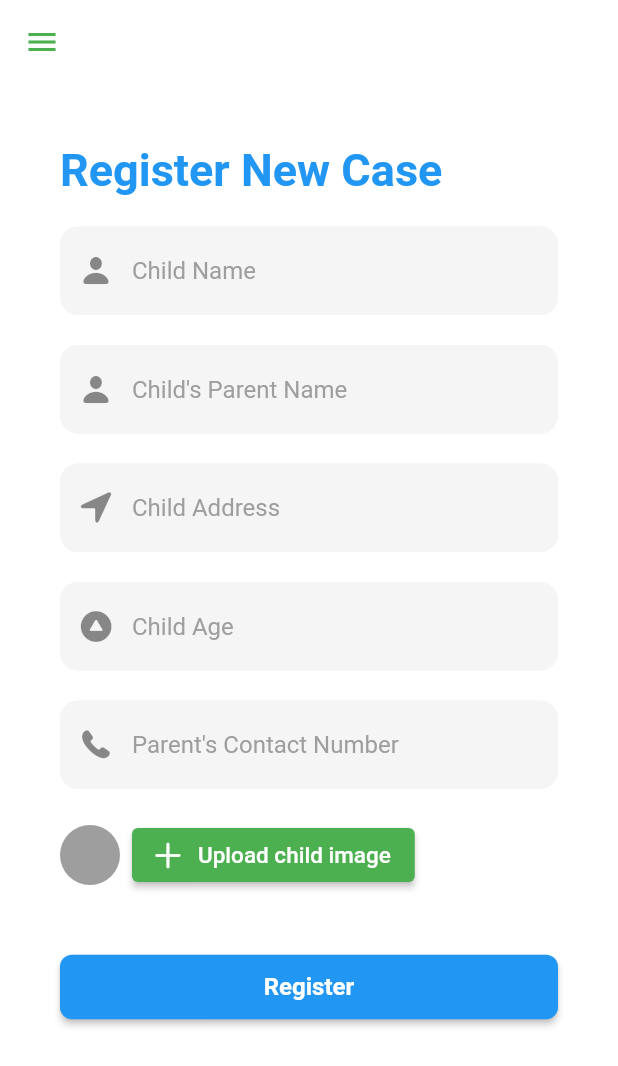
After one commit to MajorProject-Orphaned/MajorProj-Orphaned-Frontend, a Flutter app: the RegisterCaseScreen screen opened by its route, on a phone screen of 412 x 824 dp. The commit adds this screen. Shown: the top 1066 px of the screen. Run offline on Flutter 3.47's test engine with Material 2 defaults, Android fonts, the phone set to English and light mode, and no system bars; drawn by our look-alikes of animated_text_kit; our stand-ins replace firebase_auth, firebase_core, google_fonts, image_picker; accounts and stored records are empty.

Commit message:
added register case screen

```diff
--- a/lib/main.dart
+++ b/lib/main.dart
@@ -4,6 +4,7 @@ import 'package:flutter/material.dart';
 import './screens/login_screen.dart';
 import './screens/signup_screen.dart';
 import './screens/home_page.dart';
+import './screens/register_case.dart';
 import './widgets/app_drawer.dart';
 
 void main() async {
@@ -31,6 +32,7 @@ class MyApp extends StatelessWidget {
         HomePage.routeName: (ctx) => HomePage(),
         LoginScreen.routeName: (ctx) => LoginScreen(),
         SignupScreen.routeName: (ctx) => SignupScreen(),
+        RegisterCaseScreen.routeName: (ctx) => RegisterCaseScreen(),
       },
     );
   }
--- a/lib/screens/home_page.dart
+++ b/lib/screens/home_page.dart
@@ -3,6 +3,7 @@ import 'package:google_fonts/google_fonts.dart';
 import 'package:firebase_auth/firebase_auth.dart';
 import '../screens/login_screen.dart';
 import '../screens/signup_screen.dart';
+import '../screens/register_case.dart';
 import '../widgets/app_drawer.dart';
 
 class HomePage extends StatelessWidget {
@@ -65,7 +66,7 @@ class HomePage extends StatelessWidget {
                 height: 60,
                 onPressed: () {
                   _authInstance.currentUser != null
-                      ? Navigator.of(context).pushNamed(LoginScreen.routeName)
+                      ? Navigator.of(context).pushNamed(RegisterCaseScreen.routeName)
                       : Navigator.of(context).pushNamed(LoginScreen.routeName);
                 },
                 color: Theme.of(context).primaryColor,
--- /dev/null
+++ b/lib/screens/register_case.dart
@@ -0,0 +1,260 @@
+import 'dart:io';
+import 'package:animated_text_kit/animated_text_kit.dart';
+import 'package:image_picker/image_picker.dart';
+import 'package:flutter/material.dart';
+import 'package:flutter/cupertino.dart';
+import 'package:firebase_auth/firebase_auth.dart';
+import '../utils/widgets.dart';
+import '../widgets/app_drawer.dart';
+
+class RegisterCaseScreen extends StatefulWidget {
+  static const routeName = '/register-case';
+
+  @override
+  _RegisterCaseScreenState createState() => _RegisterCaseScreenState();
+}
+
+class _RegisterCaseScreenState extends State<RegisterCaseScreen> {
+  var _isLoading = false;
+  final _auth = FirebaseAuth.instance;
+  final _formKey = GlobalKey<FormState>();
+  String _childName = '';
+  String _childParentName = '';
+  String _childParentContact = '';
+  String _childAddress = '';
+  int _childAge;
+  File _childImage;
+  var _authInstance = FirebaseAuth.instance;
+
+    void _pickImage() async {
+    final pickedImageFile = await ImagePicker()
+        .pickImage(source: ImageSource.gallery);
+
+    setState(() {
+      _childImage = File(pickedImageFile.path);
+    });
+
+  }
+
+  @override
+  Widget build(BuildContext context) {
+    return GestureDetector(
+      onTap: () {
+        if (FocusScope.of(context).isFirstFocus) {
+          FocusScope.of(context).requestFocus(new FocusNode());
+        }
+      },
+      child: Scaffold(
+        appBar: _authInstance.currentUser == null
+            ? null
+            : AppBar(
+                backgroundColor: Colors.white,
+                shadowColor: Colors.transparent,
+                iconTheme: IconThemeData(color: Colors.green),
+              ),
+        drawer: _authInstance.currentUser == null ? null : AppDrawer(),
+        backgroundColor: Colors.white,
+        body: ListView(
+          shrinkWrap: true,
+          padding: const EdgeInsets.all(40.0),
+          children: [
+            SizedBox(
+              width: 250.0,
+              child: AnimatedTextKit(
+                animatedTexts: [
+                  TypewriterAnimatedText(
+                    "Register New Case",
+                    textStyle: TextStyle(
+                      color: Colors.blue,
+                      fontWeight: FontWeight.bold,
+                      fontSize: 30,
+                    ),
+                  ),
+                ],
+              ),
+            ),
+            SizedBox(height: 20),
+            Form(
+              key: _formKey,
+              child: Column(
+                children: [
+                  TextFormField(
+                    key: const ValueKey('childName'),
+                    validator: (value) {
+                      if (value.isEmpty) {
+                        return 'Please enter a valid name.';
+                      }
+                      return null;
+                    },
+                    textCapitalization: TextCapitalization.words,
+                    cursorColor: Theme.of(context).primaryColor,
+                    keyboardType: TextInputType.name,
+                    decoration: fieldDecoration(
+                      Icon(CupertinoIcons.person_fill),
+                      'Child Name',
+                    ),
+                    style: TextStyle(
+                      color: Theme.of(context).primaryColor,
+                    ),
+                    onSaved: (value) {
+                      _childName = value;
+                    },
+                  ),
+
+                  SizedBox(height: 20),
+
+                  TextFormField(
+                    key: const ValueKey('childParentName'),
+                    validator: (value) {
+                      if (value.isEmpty) {
+                        return 'Please enter a valid name.';
+                      }
+                      return null;
+                    },
+                    textCapitalization: TextCapitalization.words,
+                    cursorColor: Theme.of(context).primaryColor,
+                    keyboardType: TextInputType.name,
+                    decoration: fieldDecoration(
+                      Icon(CupertinoIcons.person_fill),
+                      'Child\'s Parent Name',
+                    ),
+                    style: TextStyle(
+                      color: Theme.of(context).primaryColor,
+                    ),
+                    onSaved: (value) {
+                      _childParentName = value;
+                    },
+                  ),
+
+                  SizedBox(height: 20),
+
+                  TextFormField(
+                    key: const ValueKey('childAddress'),
+                    validator: (value) {
+                      if (value.isEmpty) {
+                        return 'Please enter a valid address.';
+                      }
+                      return null;
+                    },
+                    textCapitalization: TextCapitalization.words,
+                    cursorColor: Theme.of(context).primaryColor,
+                    keyboardType: TextInputType.streetAddress,
+                    decoration: fieldDecoration(
+                      Icon(CupertinoIcons.location_fill),
+                      'Child Address',
+                    ),
+                    style: TextStyle(
+                      color: Theme.of(context).primaryColor,
+                    ),
+                    onSaved: (value) {
+                      _childAddress = value;
+                    },
+                  ),
+
+                  SizedBox(height: 20),
+
+                  TextFormField(
+                    key: const ValueKey('childAge'),
+                    validator: (value) {
+                      if (value as int < 0 || value as int > 100) {
+                        return 'Please enter a valid age.';
+                      }
+                      return null;
+                    },
+                    textCapitalization: TextCapitalization.words,
+                    cursorColor: Theme.of(context).primaryColor,
+                    keyboardType: TextInputType.number,
+                    decoration: fieldDecoration(
+                      Icon(CupertinoIcons.arrowtriangle_up_circle_fill),
+                      'Child Age',
+                    ),
+                    style: TextStyle(
+                      color: Theme.of(context).primaryColor,
+                    ),
+                    onSaved: (value) {
+                      _childAge = value as int;
+                    },
+                  ),
+
+                  SizedBox(height: 20),
+
+                  TextFormField(
+                    key: const ValueKey('childParentContact'),
+                    validator: (value) {
+                      if (value.length != 10) {
+                        return 'Please enter a valid contact number.';
+                      }
+                      return null;
+                    },
+                    textCapitalization: TextCapitalization.words,
+                    cursorColor: Theme.of(context).primaryColor,
+                    keyboardType: TextInputType.phone,
+                    decoration: fieldDecoration(
+                      Icon(CupertinoIcons.phone_fill),
+                      'Parent\'s Contact Number',
+                    ),
+                    style: TextStyle(
+                      color: Theme.of(context).primaryColor,
+                    ),
+                    onSaved: (value) {
+                      _childParentContact = value;
+                    },
+                  ),
+
+                  SizedBox(height: 20),
+
+                  // child image upload
+                  Row(
+                    children: [
+                      CircleAvatar(
+                        radius: 20,
+                        backgroundColor: Colors.grey,
+                        backgroundImage:
+                            _childImage != null ? FileImage(_childImage) : null,
+                      ),
+                      SizedBox(width: 8),
+                      ElevatedButton.icon(
+                        onPressed: _pickImage,
+                        icon: const Icon(CupertinoIcons.add,),
+                        style: ButtonStyle(
+                          backgroundColor: MaterialStateProperty.all<Color>(Colors.green),
+                        ),
+                        label: const Text('Upload child image', style: TextStyle(fontSize: 15)),
+                      ),
+                    ],
+                  ),
+
+                  SizedBox(height: 40),
+
+                  if (_isLoading) const CircularProgressIndicator(),
+                  if (!_isLoading)
+                    ElevatedButton(
+                      onPressed: () {},
+                      style: ElevatedButton.styleFrom(
+                        shape: new RoundedRectangleBorder(
+                          borderRadius: new BorderRadius.circular(8.0),
+                        ),
+                      ),
+                      child: Container(
+                        padding: EdgeInsets.all(12),
+                        width: double.infinity,
+                        child: Center(
+                          child: Text(
+                            "Register",
+                            style: TextStyle(
+                              fontSize: 16,
+                              fontWeight: FontWeight.bold,
+                            ),
+                          ),
+                        ),
+                      ),
+                    ),
+                ],
+              ),
+            ),
+          ],
+        ),
+      ),
+    );
+  }
+}
--- a/pubspec.yaml
+++ b/pubspec.yaml
@@ -39,7 +39,7 @@ dependencies:
   firebase_auth: ^4.3.0
   cloud_firestore: ^4.4.5
   firebase_storage: ^11.0.16
-
+  image_picker: ^0.8.7+1
 
   # The following adds the Cupertino Icons font to your application.
   # Use with the CupertinoIcons class for iOS style icons.
```
Also changed, not shown: pubspec.lock.
